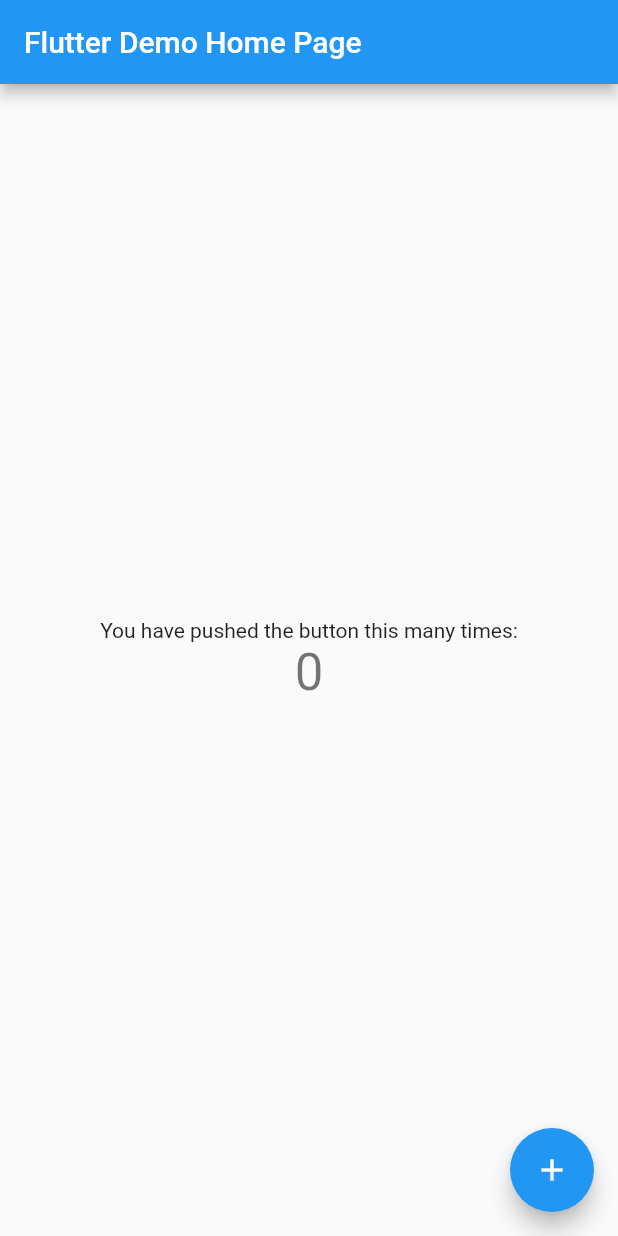
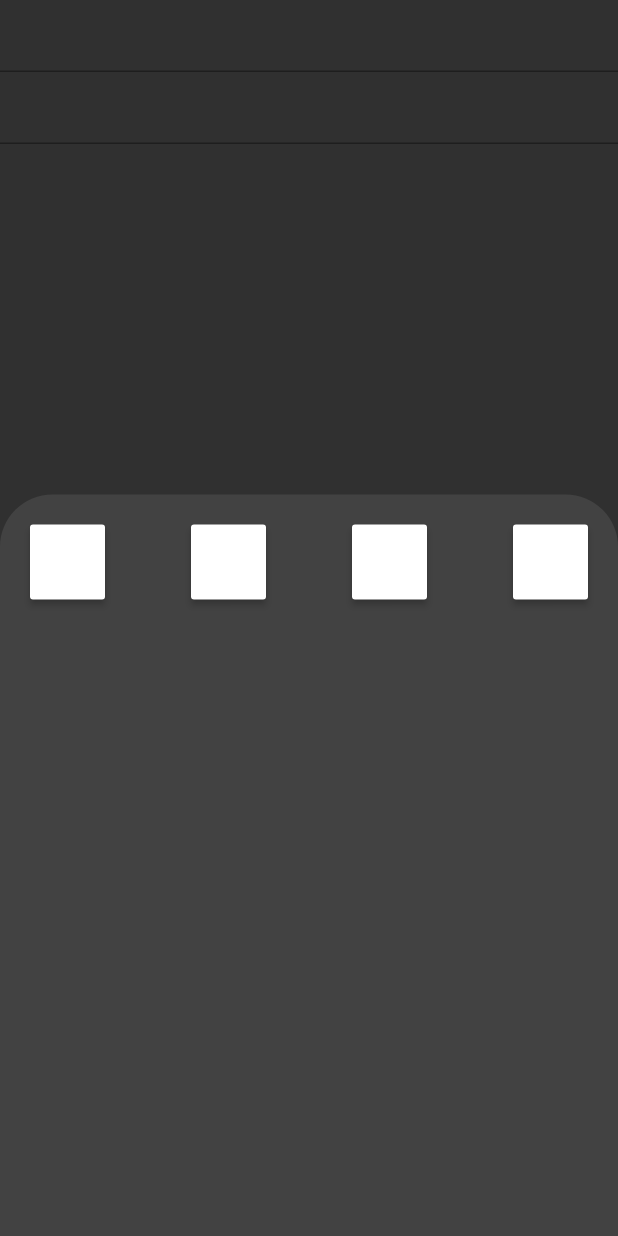
Before and after one commit to soham1sawant/Calculator-App, a Flutter app: the screen it shows after launch, on a phone screen of 412 x 824 dp. Run offline on Flutter 3.47's test engine with Material 2 defaults, Android fonts, the phone set to English and light mode, and no system bars.

Commit message:
creating layout

```diff
--- a/lib/main.dart
+++ b/lib/main.dart
@@ -1,113 +1,16 @@
+import 'package:calculator/pages/main_page.dart';
 import 'package:flutter/material.dart';
 
 void main() {
-  runApp(MyApp());
+  runApp(CalculatorApp());
 }
 
-class MyApp extends StatelessWidget {
-  // This widget is the root of your application.
+class CalculatorApp extends StatelessWidget {
   @override
   Widget build(BuildContext context) {
     return MaterialApp(
-      title: 'Flutter Demo',
-      theme: ThemeData(
-        // This is the theme of your application.
-        //
-        // Try running your application with "flutter run". You'll see the
-        // application has a blue toolbar. Then, without quitting the app, try
-        // changing the primarySwatch below to Colors.green and then invoke
-        // "hot reload" (press "r" in the console where you ran "flutter run",
-        // or simply save your changes to "hot reload" in a Flutter IDE).
-        // Notice that the counter didn't reset back to zero; the application
-        // is not restarted.
-        primarySwatch: Colors.blue,
-      ),
-      home: MyHomePage(title: 'Flutter Demo Home Page'),
+      themeMode: ThemeMode.dark,
+      home: MainPage(),
     );
   }
 }
-
-class MyHomePage extends StatefulWidget {
-  MyHomePage({Key key, this.title}) : super(key: key);
-
-  // This widget is the home page of your application. It is stateful, meaning
-  // that it has a State object (defined below) that contains fields that affect
-  // how it looks.
-
-  // This class is the configuration for the state. It holds the values (in this
-  // case the title) provided by the parent (in this case the App widget) and
-  // used by the build method of the State. Fields in a Widget subclass are
-  // always marked "final".
-
-  final String title;
-
-  @override
-  _MyHomePageState createState() => _MyHomePageState();
-}
-
-class _MyHomePageState extends State<MyHomePage> {
-  int _counter = 0;
-
-  void _incrementCounter() {
-    setState(() {
-      // This call to setState tells the Flutter framework that something has
-      // changed in this State, which causes it to rerun the build method below
-      // so that the display can reflect the updated values. If we changed
-      // _counter without calling setState(), then the build method would not be
-      // called again, and so nothing would appear to happen.
-      _counter++;
-    });
-  }
-
-  @override
-  Widget build(BuildContext context) {
-    // This method is rerun every time setState is called, for instance as done
-    // by the _incrementCounter method above.
-    //
-    // The Flutter framework has been optimized to make rerunning build methods
-    // fast, so that you can just rebuild anything that needs updating rather
-    // than having to individually change instances of widgets.
-    return Scaffold(
-      appBar: AppBar(
-        // Here we take the value from the MyHomePage object that was created by
-        // the App.build method, and use it to set our appbar title.
-        title: Text(widget.title),
-      ),
-      body: Center(
-        // Center is a layout widget. It takes a single child and positions it
-        // in the middle of the parent.
-        child: Column(
-          // Column is also a layout widget. It takes a list of children and
-          // arranges them vertically. By default, it sizes itself to fit its
-          // children horizontally, and tries to be as tall as its parent.
-          //
-          // Invoke "debug painting" (press "p" in the console, choose the
-          // "Toggle Debug Paint" action from the Flutter Inspector in Android
-          // Studio, or the "Toggle Debug Paint" command in Visual Studio Code)
-          // to see the wireframe for each widget.
-          //
-          // Column has various properties to control how it sizes itself and
-          // how it positions its children. Here we use mainAxisAlignment to
-          // center the children vertically; the main axis here is the vertical
-          // axis because Columns are vertical (the cross axis would be
-          // horizontal).
-          mainAxisAlignment: MainAxisAlignment.center,
-          children: <Widget>[
-            Text(
-              'You have pushed the button this many times:',
-            ),
-            Text(
-              '$_counter',
-              style: Theme.of(context).textTheme.headline4,
-            ),
-          ],
-        ),
-      ),
-      floatingActionButton: FloatingActionButton(
-        onPressed: _incrementCounter,
-        tooltip: 'Increment',
-        child: Icon(Icons.add),
-      ), // This trailing comma makes auto-formatting nicer for build methods.
-    );
-  }
-}
--- /dev/null
+++ b/lib/pages/main_page.dart
@@ -0,0 +1,110 @@
+import 'package:flutter/material.dart';
+
+class MainPage extends StatefulWidget {
+  @override
+  _MainPageState createState() => _MainPageState();
+}
+
+class _MainPageState extends State<MainPage> {
+  final myController = TextEditingController();
+
+  @override
+  void dispose() {
+    myController.dispose();
+    super.dispose();
+  }
+
+  @override
+  Widget build(BuildContext context) {
+    return Scaffold(
+      body: SafeArea(
+        child: Container(
+          color: Colors.grey[850],
+          child: Column(
+            children: [
+              Expanded(
+                flex: 2,
+                child: Container(
+                  color: Colors.transparent,
+                  child: Column(
+                    children: [
+                      TextField(
+                        controller: myController,
+                      ),
+                      TextField(),
+                    ],
+                  ),
+                ),
+              ),
+              Expanded(
+                flex: 3,
+                child: Container(
+                  decoration: BoxDecoration(
+                    color: Colors.grey[800],
+                    borderRadius: BorderRadius.only(
+                      topLeft: Radius.circular(35.0),
+                      topRight: Radius.circular(35.0),
+                    ),
+                  ),
+                  child: Padding(
+                    padding: const EdgeInsets.all(20.0),
+                    child: Column(
+                      children: [
+                        Row(
+                          mainAxisAlignment: MainAxisAlignment.spaceBetween,
+                          children: [
+                            MaterialButton(
+                              onPressed: () {},
+                              color: Colors.white,
+                              height: 50.0,
+                              minWidth: 50.0,
+
+                            ),
+                            MaterialButton(
+                              onPressed: () {},
+                              color: Colors.white,
+                              height: 50.0,
+                              minWidth: 50.0,
+                            ),
+                            MaterialButton(
+                              onPressed: () {},
+                              color: Colors.white,
+                              height: 50.0,
+                              minWidth: 50.0,
+                            ),
+                            MaterialButton(
+                              onPressed: () {},
+                              color: Colors.white,
+                              height: 50.0,
+                              minWidth: 50.0,
+                            ),
+                          ],
+                        ),
+                        Row(
+                          mainAxisAlignment: MainAxisAlignment.spaceBetween,
+                          children: [],
+                        ),
+                        Row(
+                          mainAxisAlignment: MainAxisAlignment.spaceBetween,
+                          children: [],
+                        ),
+                        Row(
+                          mainAxisAlignment: MainAxisAlignment.spaceBetween,
+                          children: [],
+                        ),
+                        Row(
+                          mainAxisAlignment: MainAxisAlignment.spaceBetween,
+                          children: [],
+                        ),
+                      ],
+                    ),
+                  ),
+                ),
+              ),
+            ],
+          ),
+        ),
+      ),
+    );
+  }
+}
```
Also changed, not shown: pubspec.lock.
